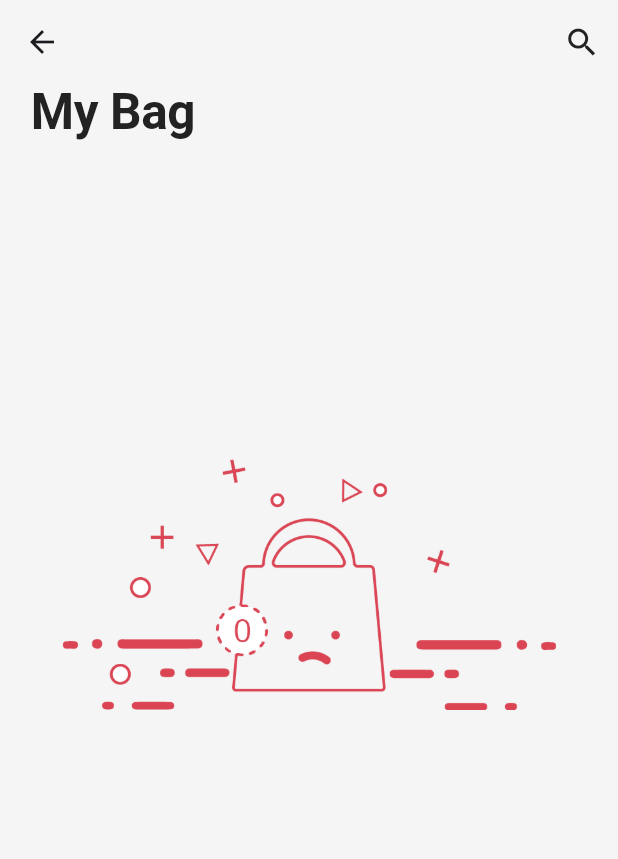
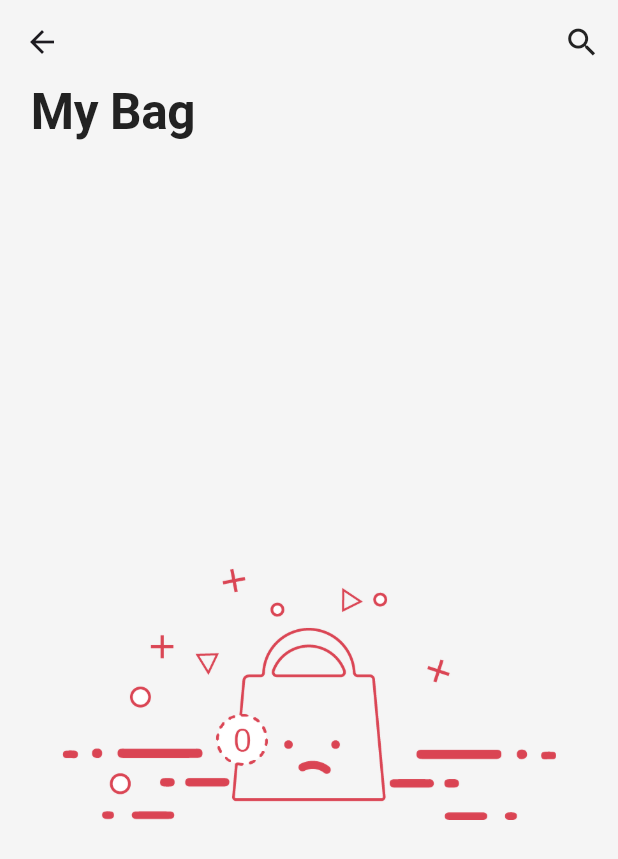
Before and after one commit to king7amza/clothing-ecommerce, a Flutter app: the BagPage screen opened directly, on a phone screen of 412 x 824 dp. Shown: the top 859 px of the screen. Run offline on Flutter 3.47's test engine with Material 3 defaults, Android fonts, the phone set to English and light mode, and no system bars; our stand-ins replace cached_network_image, cloud_firestore, dio, firebase_auth, firebase_core, flutter_bloc and 5 more; accounts and stored records are empty; network calls fail.

Commit message:
fixed_some_issues

```diff
--- a/lib/features/auth/views/pages/login_pgae.dart
+++ b/lib/features/auth/views/pages/login_pgae.dart
@@ -95,7 +95,7 @@ class _LoginPageState extends State<LoginPage> {
                   ScaffoldMessenger.of(
                     context,
                   ).showSnackBar(SnackBar(content: Text("Login Success")));
-                  Navigator.pushNamed(context, '/home');
+                  Navigator.pushNamed(context, '/bottomNavBar');
                 } else if (state is EmailNotVerified) {
                   ScaffoldMessenger.of(
                     context,
--- a/lib/features/bag/views/pages/bag_page.dart
+++ b/lib/features/bag/views/pages/bag_page.dart
@@ -25,6 +25,8 @@ class BagPage extends StatelessWidget {
             ),
           ),
         ],
+        elevation: 0,
+        scrolledUnderElevation: 0,
       ),
       backgroundColor: AppColors.lightGrey1,
       body: BlocProvider(
@@ -33,13 +35,11 @@ class BagPage extends StatelessWidget {
           cubit.watchBagItems();
           return cubit;
         },
-        child: SingleChildScrollView(
-          child: Padding(
+        child: Column(
+          crossAxisAlignment: CrossAxisAlignment.start,
+          children: [
+            Padding(
               padding: EdgeInsets.symmetric(horizontal: size.width * 0.05),
-            child: Column(
-              children: [
-                Align(
-                  alignment: Alignment(-1, 0),
               child: Text(
                 'My Bag',
                 style: Theme.of(context).textTheme.displayLarge!.copyWith(
@@ -49,8 +49,9 @@ class BagPage extends StatelessWidget {
                 ),
               ),
             ),
-                SizedBox(height: size.height * 0.06),
-                BlocBuilder<FetchBagProductsCubit, FetchBagProductsState>(
+            SizedBox(height: size.height * 0.01),
+            Expanded(
+              child: BlocBuilder<FetchBagProductsCubit, FetchBagProductsState>(
                 buildWhen: (previous, current) =>
                     current is FetchedBagProducts ||
                     current is BagProductsError ||
@@ -68,20 +69,39 @@ class BagPage extends StatelessWidget {
                   } else if (state is FetchedBagProducts) {
                     final bagItems = state.bagItems; //old
                     if (bagItems.isNotEmpty) {
-                        return Column(
+                      return Stack(
                         children: [
                           ListView.builder(
-                              shrinkWrap: true,
-                              physics: const NeverScrollableScrollPhysics(),
                             itemCount: bagItems.length,
+                            padding: EdgeInsets.only(bottom: size.height * 0.2),
                             itemBuilder: (context, index) {
                               final bagItem = bagItems[index];
                               return BagItemCardWidget(bagItem: bagItem);
                             },
                           ),
-                            SizedBox(height: size.height * 0.04),
-                            Row(
-                              mainAxisAlignment: MainAxisAlignment.spaceBetween,
+                          Positioned(
+                            bottom: 0,
+                            left: 0,
+                            right: 0,
+                            child: Container(
+                              height: size.height * 0.2,
+                              decoration: BoxDecoration(
+                                color: AppColors.lightGrey3,
+                                borderRadius: BorderRadius.only(
+                                  topLeft: Radius.circular(size.height * 0.02),
+                                  topRight: Radius.circular(size.height * 0.02),
+                                ),
+                              ),
+                              child: Column(
+                                mainAxisAlignment: MainAxisAlignment.center,
+                                children: [
+                                  Padding(
+                                    padding: EdgeInsets.symmetric(
+                                      horizontal: size.width * 0.05,
+                                    ),
+                                    child: Row(
+                                      mainAxisAlignment:
+                                          MainAxisAlignment.spaceBetween,
                                       children: [
                                         Text(
                                           'Total amount :',
@@ -107,28 +127,38 @@ class BagPage extends StatelessWidget {
                                         ),
                                       ],
                                     ),
-                            SizedBox(height: size.height * 0.04),
-                            CustomMainButtonWidget(
+                                  ),
+                                  SizedBox(height: size.height * 0.03),
+                                  Padding(
+                                    padding: EdgeInsets.symmetric(
+                                      horizontal: size.width * 0.05,
+                                    ),
+                                    child: CustomMainButtonWidget(
                                       title: "Checkout",
                                       onTap: () {
                                         Navigator.pushNamed(context, "/checkout");
                                       },
                                     ),
+                                  ),
+                                ],
+                              ),
+                            ),
+                          ),
                         ],
                       );
                     } else {
-                        return Image.asset(
+                      return Center(
+                        child: Image.asset(
                           'assets/images/empty_bag.png',
                           height: size.height * 0.6,
                           width: size.width * 0.8,
                           fit: BoxFit.contain,
+                        ),
                       );
                     }
                   } else if (state is BagProductsError) {
                     return Container(
-                        margin: EdgeInsets.symmetric(
-                          vertical: size.height * 0.01,
-                        ),
+                      margin: EdgeInsets.symmetric(vertical: size.height * 0.01),
                       height: 100,
                       color: AppColors.grey,
                       child: Center(child: Text(state.message)),
@@ -144,9 +174,8 @@ class BagPage extends StatelessWidget {
                   );
                 },
               ),
+            ),
           ],
-            ),
-          ),
         ),
       ),
     );
--- a/lib/features/bag/views/pages/shipping_addresses_page.dart
+++ b/lib/features/bag/views/pages/shipping_addresses_page.dart
@@ -304,11 +304,10 @@ class _ShippingAddressesPageState extends State<ShippingAddressesPage>
                     );
                   },
                   child: Container(
-                    width: size.width * 0.104,
-                    height: size.height * 0.06,
+                    padding: EdgeInsets.all(size.height * 0.025),
                     decoration: BoxDecoration(
                       color: AppColors.black,
-                      borderRadius: BorderRadius.circular(size.height * 0.03),
+                      borderRadius: BorderRadius.circular(size.height * 0.07),
                     ),
                     child: Center(
                       child: Icon(
--- a/lib/features/bag/views/widgets/add_new_card_text_field_widget.dart
+++ b/lib/features/bag/views/widgets/add_new_card_text_field_widget.dart
@@ -18,7 +18,10 @@ class AddNewCardTextFieldWidget extends StatelessWidget {
     return TextField(
       controller: controller,
       decoration: InputDecoration(
-        contentPadding: EdgeInsets.symmetric(horizontal: 20, vertical: 25),
+        contentPadding: EdgeInsets.symmetric(
+          horizontal: size.width * 0.05,
+          vertical: size.height * 0.01,
+        ),
         border: OutlineInputBorder(
           borderRadius: BorderRadius.circular(size.width * 0.02),
           borderSide: BorderSide.none,
--- a/lib/features/bag/views/widgets/bag_item_card_widget.dart
+++ b/lib/features/bag/views/widgets/bag_item_card_widget.dart
@@ -22,7 +22,7 @@ class BagItemCardWidget extends StatelessWidget {
     return BlocProvider(
       create: (context) => ChangeQuantityCubit(),
       child: Container(
-        margin: EdgeInsets.symmetric(vertical: size.height * 0.01),
+        margin: EdgeInsets.symmetric(horizontal: size.width * 0.05, vertical: size.height * 0.01),
         height: size.height * 0.2,
         width: double.infinity,
         decoration: BoxDecoration(
@@ -95,7 +95,7 @@ class BagItemCardWidget extends StatelessWidget {
                       mainAxisAlignment: MainAxisAlignment.spaceBetween,
                       children: [
                         SizedBox(
-                          width: size.width * 0.3,
+                          width: size.width * 0.4,
                           child: Row(
                             mainAxisAlignment: MainAxisAlignment.spaceEvenly,
                             children: [
--- a/lib/features/bag/views/widgets/choose_address_method_widget.dart
+++ b/lib/features/bag/views/widgets/choose_address_method_widget.dart
@@ -16,9 +16,11 @@ class ChooseAddressMethodWidget extends StatelessWidget {
     return Column(
       children: [
         Container(
+          width: size.width * 0.4,
+          height: size.height * 0.2,
           decoration: BoxDecoration(
             color: AppColors.white,
-            borderRadius: BorderRadius.circular(size.width * 0.3),
+            borderRadius: BorderRadius.circular(size.width * 0.1),
           ),
           child: Padding(
             padding: EdgeInsets.all(size.width * 0.08),
--- a/lib/features/home/views/widgets/carousel_item_widget.dart
+++ b/lib/features/home/views/widgets/carousel_item_widget.dart
@@ -199,6 +199,8 @@ class _CarouselItemWidgetState extends State<CarouselItemWidget> {
                           SizedBox(height: size.height * 0.01),
                           Text(
                             "${product.title}",
+                            maxLines: 1,
+                            overflow: TextOverflow.ellipsis,
                             style: Theme.of(context).textTheme.bodyLarge!
                                 .copyWith(
                                   color: AppColors.black,
--- a/lib/features/shop/services/shop_services.dart
+++ b/lib/features/shop/services/shop_services.dart
@@ -7,10 +7,12 @@ class ShopServices {
   final aDio = Dio();
   Future<ClothesResponseModel?> fetchProducts(
     ClothesRequestModel requestModel,
+    categoryEndpoint,
   ) async {
     aDio.options.baseUrl = AppConstants.apiBaseUrl;
     final response = await aDio.get(
-      AppConstants.productsEndpoint,
+
+      "${AppConstants.productsEndpoint}$categoryEndpoint",
       queryParameters: requestModel.toMap(),
     );
     if (response.statusCode == 200 && response.data != null) {
--- a/lib/features/shop/views/pages/women_category_page.dart
+++ b/lib/features/shop/views/pages/women_category_page.dart
@@ -8,6 +8,7 @@ class WomenCategoryPage extends StatelessWidget {
 
   @override
   Widget build(BuildContext context) {
+    final Size size = MediaQuery.sizeOf(context);
     return SingleChildScrollView(
       child: Column(
         children: [
--- a/lib/my_app.dart
+++ b/lib/my_app.dart
@@ -17,6 +17,7 @@ class MyApp extends StatelessWidget {
       navigatorObservers: [routeObserver],
       home: const BottomNavBarPage(),
       // initialRoute: "/signup",
+      // initialRoute: "/login",
       onGenerateRoute: AppRouter.onGenerateRoute,
     );
   }
```
Also changed, not shown: lib/core/utils/routes/app_router.dart (+9 -4 lines), lib/features/bag/views/pages/payment_methods_page.dart (+12 -7 lines), lib/features/bag/views/widgets/icon_quantity_button_widget.dart (+6 -5 lines), lib/features/bag/views/widgets/payment_card_widget.dart (+24 -22 lines), lib/features/product_card/views/widgets/modal_bottom_sheet_open_button.dart (+23 -6 lines), lib/features/shop/models/category_item_model.dart (+26 -12 lines), lib/features/shop/view_models/shop_cubit/shop_cubit.dart (+13 -4 lines), lib/features/shop/views/pages/catalog_page.dart (+10 -1 lines), lib/features/shop/views/widgets/catalog_item_widget.dart (+8 -18 lines), lib/features/shop/views/widgets/category_item_widget.dart (+14 -4 lines). Lines whose indentation alone changed are shown as unchanged.
